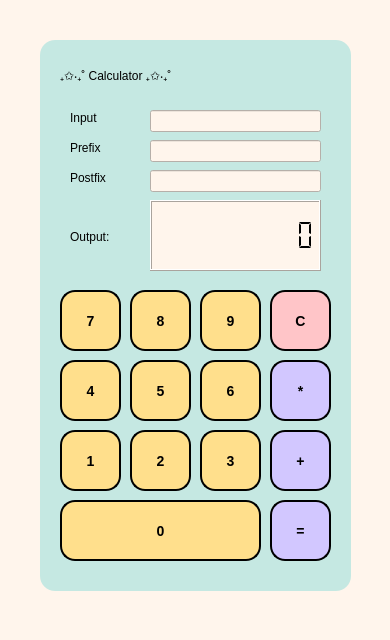
Above: compiler-starter-project/components/main.ui from werrnnnwerrrnnnnnn/compiler-starter-project before the change. Below: the same form after it.
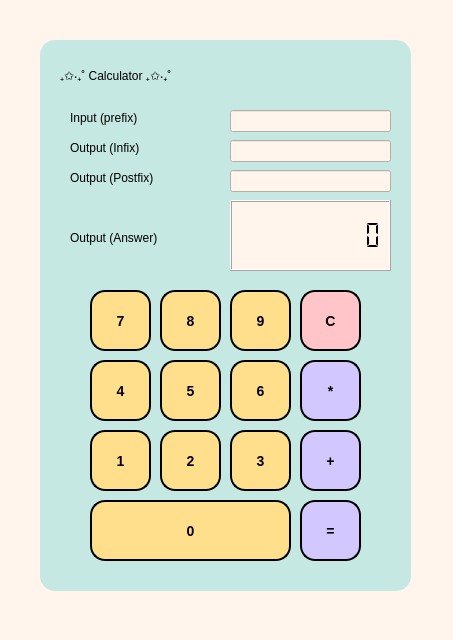
That is the form after the change.

Commit message:
feat : change `Input = Prefix` instead of `Infix`
OLD : `Input = Infix` / `Output = Prefix, Postfix, Answer`
NEW : `Input = Prefix` / `Output = Infix, Postfix, Answer`

The edit to the form file:
```diff
--- a/compiler-starter-project/components/main.ui
+++ b/compiler-starter-project/components/main.ui
@@ -6,7 +6,7 @@
    <rect>
     <x>0</x>
     <y>0</y>
-    <width>390</width>
+    <width>453</width>
     <height>640</height>
    </rect>
   </property>
@@ -21,9 +21,9 @@
    <widget class="QLineEdit" name="input_text">
     <property name="geometry">
      <rect>
-      <x>150</x>
+      <x>230</x>
       <y>110</y>
-      <width>171</width>
+      <width>161</width>
       <height>22</height>
      </rect>
     </property>
@@ -31,9 +31,9 @@
    <widget class="QLCDNumber" name="output_lcd">
     <property name="geometry">
      <rect>
-      <x>150</x>
+      <x>230</x>
       <y>200</y>
-      <width>171</width>
+      <width>161</width>
       <height>71</height>
      </rect>
     </property>
@@ -56,9 +56,9 @@
    <widget class="QLineEdit" name="pre_fix_text">
     <property name="geometry">
      <rect>
-      <x>150</x>
+      <x>230</x>
       <y>140</y>
-      <width>171</width>
+      <width>161</width>
       <height>22</height>
      </rect>
     </property>
@@ -66,9 +66,9 @@
    <widget class="QLineEdit" name="post_fix_text">
     <property name="geometry">
      <rect>
-      <x>150</x>
+      <x>230</x>
       <y>170</y>
-      <width>171</width>
+      <width>161</width>
       <height>22</height>
      </rect>
     </property>
@@ -78,7 +78,7 @@
      <rect>
       <x>40</x>
       <y>40</y>
-      <width>311</width>
+      <width>371</width>
       <height>551</height>
      </rect>
     </property>
@@ -99,7 +99,7 @@
       <rect>
        <x>30</x>
        <y>100</y>
-       <width>61</width>
+       <width>151</width>
        <height>16</height>
       </rect>
      </property>
@@ -110,7 +110,7 @@
 }</string>
      </property>
      <property name="text">
-      <string>Prefix</string>
+      <string>Output (Infix)</string>
      </property>
     </widget>
     <widget class="QLabel" name="input_label">
@@ -118,7 +118,7 @@
       <rect>
        <x>30</x>
        <y>70</y>
-       <width>61</width>
+       <width>151</width>
        <height>16</height>
       </rect>
      </property>
@@ -129,7 +129,7 @@
 }</string>
      </property>
      <property name="text">
-      <string>Input</string>
+      <string>Input (prefix)</string>
      </property>
     </widget>
     <widget class="QLabel" name="output_label">
@@ -137,8 +137,8 @@
       <rect>
        <x>30</x>
        <y>190</y>
-       <width>57</width>
-       <height>14</height>
+       <width>141</width>
+       <height>16</height>
       </rect>
      </property>
      <property name="styleSheet">
@@ -148,7 +148,7 @@
 }</string>
      </property>
      <property name="text">
-      <string>Output:</string>
+      <string>Output (Answer)</string>
      </property>
     </widget>
     <widget class="QLabel" name="post_fix_label">
@@ -156,7 +156,7 @@
       <rect>
        <x>30</x>
        <y>130</y>
-       <width>71</width>
+       <width>151</width>
        <height>16</height>
       </rect>
      </property>
@@ -167,7 +167,7 @@
 }</string>
      </property>
      <property name="text">
-      <string>Postfix</string>
+      <string>Output (Postfix)</string>
      </property>
     </widget>
     <widget class="QLabel" name="calculator_label">
@@ -175,7 +175,7 @@
       <rect>
        <x>20</x>
        <y>20</y>
-       <width>271</width>
+       <width>331</width>
        <height>31</height>
       </rect>
      </property>
@@ -193,7 +193,7 @@
     <widget class="QPushButton" name="button_4">
      <property name="geometry">
       <rect>
-       <x>20</x>
+       <x>50</x>
        <y>320</y>
        <width>61</width>
        <height>61</height>
@@ -223,7 +223,7 @@
     <widget class="QPushButton" name="button_star">
      <property name="geometry">
       <rect>
-       <x>230</x>
+       <x>260</x>
        <y>320</y>
        <width>61</width>
        <height>61</height>
@@ -253,7 +253,7 @@
     <widget class="QPushButton" name="button_equal">
      <property name="geometry">
       <rect>
-       <x>230</x>
+       <x>260</x>
        <y>460</y>
        <width>61</width>
        <height>61</height>
@@ -283,7 +283,7 @@
     <widget class="QPushButton" name="button_8">
      <property name="geometry">
       <rect>
-       <x>90</x>
+       <x>120</x>
        <y>250</y>
        <width>61</width>
        <height>61</height>
@@ -313,7 +313,7 @@
     <widget class="QPushButton" name="button_6">
      <property name="geometry">
       <rect>
-       <x>160</x>
+       <x>190</x>
        <y>320</y>
        <width>61</width>
        <height>61</height>
@@ -343,7 +343,7 @@
     <widget class="QPushButton" name="button_9">
      <property name="geometry">
       <rect>
-       <x>160</x>
+       <x>190</x>
        <y>250</y>
        <width>61</width>
        <height>61</height>
@@ -373,7 +373,7 @@
     <widget class="QPushButton" name="button_1">
      <property name="geometry">
       <rect>
-       <x>20</x>
+       <x>50</x>
        <y>390</y>
        <width>61</width>
        <height>61</height>
@@ -403,7 +403,7 @@
     <widget class="QPushButton" name="button_5">
      <property name="geometry">
       <rect>
-       <x>90</x>
+       <x>120</x>
        <y>320</y>
        <width>61</width>
        <height>61</height>
@@ -433,7 +433,7 @@
     <widget class="QPushButton" name="button_7">
      <property name="geometry">
       <rect>
-       <x>20</x>
+       <x>50</x>
        <y>250</y>
        <width>61</width>
        <height>61</height>
@@ -463,7 +463,7 @@
     <widget class="QPushButton" name="button_clear">
      <property name="geometry">
       <rect>
-       <x>230</x>
+       <x>260</x>
        <y>250</y>
        <width>61</width>
        <height>61</height>
@@ -493,7 +493,7 @@
     <widget class="QPushButton" name="button_3">
      <property name="geometry">
       <rect>
-       <x>160</x>
+       <x>190</x>
        <y>390</y>
        <width>61</width>
        <height>61</height>
@@ -523,7 +523,7 @@
     <widget class="QPushButton" name="button_plus">
      <property name="geometry">
       <rect>
-       <x>230</x>
+       <x>260</x>
        <y>390</y>
        <width>61</width>
        <height>61</height>
@@ -553,7 +553,7 @@
     <widget class="QPushButton" name="button_0">
      <property name="geometry">
       <rect>
-       <x>20</x>
+       <x>50</x>
        <y>460</y>
        <width>201</width>
        <height>61</height>
@@ -584,7 +584,7 @@
     <widget class="QPushButton" name="button_2">
      <property name="geometry">
       <rect>
-       <x>90</x>
+       <x>120</x>
        <y>390</y>
        <width>61</width>
        <height>61</height>
```
Left out of the diff: 26 changed lines with no effect on the pictures. The commit also changes 2 other files.
